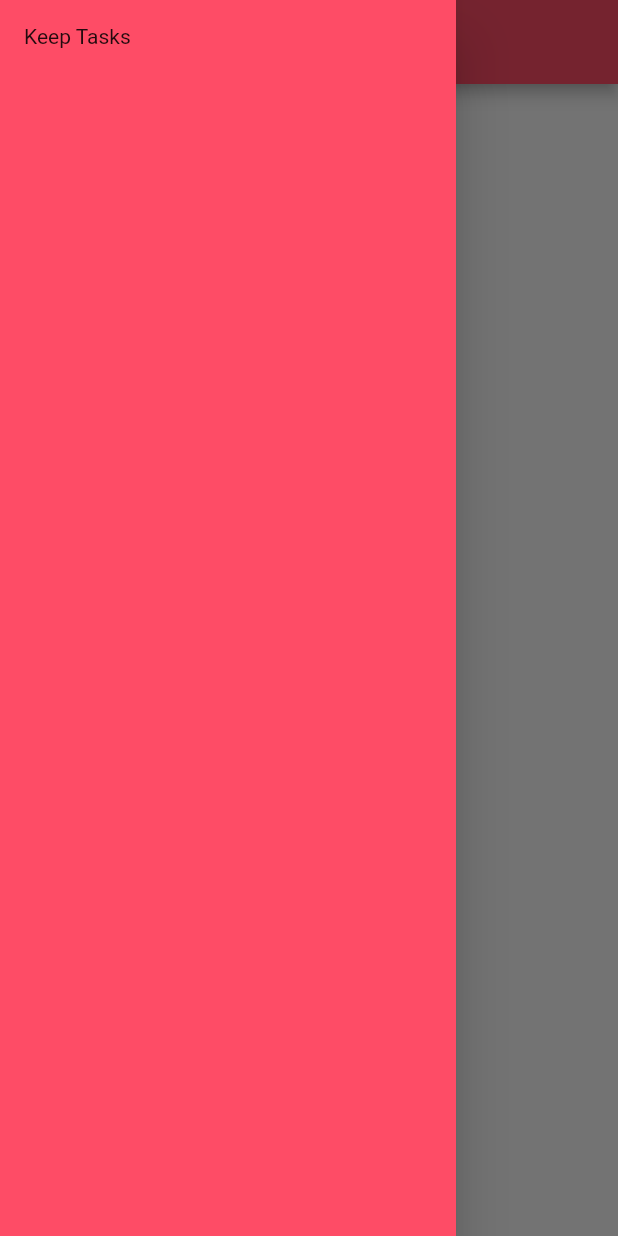
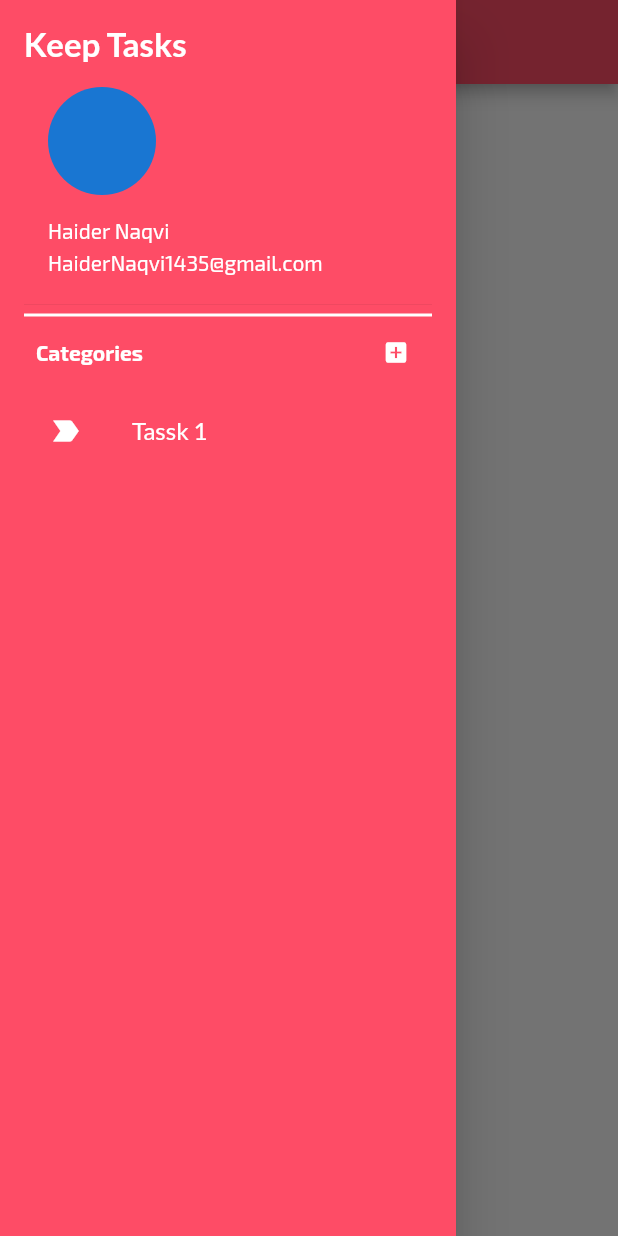
Before and after one commit to HaiderNaqvi1435/keep_tasks, a Flutter app: the screen it shows after launch, with the side drawer open, on a phone screen of 412 x 824 dp. Run offline on Flutter 3.47's test engine with Material 2 defaults, Android fonts, the phone set to English and light mode, and no system bars; our stand-ins replace google_fonts.

Commit message:
utils added

```diff
--- a/lib/Core/Classes/Themes/MyTheme.dart
+++ b/lib/Core/Classes/Themes/MyTheme.dart
@@ -1,8 +1,9 @@
 import 'package:flutter/material.dart';
+import 'package:google_fonts/google_fonts.dart';
 
 class MyThemes {
   static ThemeData get MyTheme => ThemeData(
-
+        fontFamily: GoogleFonts.lato().fontFamily,
         colorScheme: const ColorScheme(
             brightness: Brightness.light,
             primary: const Color.fromARGB(255, 254, 76, 102),
--- a/lib/Core/Classes/Themes/Utils.dart
+++ b/lib/Core/Classes/Themes/Utils.dart
@@ -1,7 +1,37 @@
+import 'package:flutter/cupertino.dart';
+import 'package:flutter/material.dart';
+import 'package:google_fonts/google_fonts.dart';
+
 class Utils {
+  static TextStyle appName() {
+    return TextStyle(
+      color: Colors.white,
+      fontSize: 22,
+      fontWeight: FontWeight.bold,
+    );
+  }
 
+  static TextStyle normalText({
+    Color? color,
+    double? size,
+  }) {
+    return TextStyle(
+      color: color ?? Colors.white,
+      fontSize: size ?? 16,
+      // fontWeight: FontWeight.bold,
+    );
+  }
 
-
-
-
+  static TextStyle metaText({
+    bool bold = false,
+    Color? color,
+    double? size,
+  }) {
+    return TextStyle(
+      fontFamily: GoogleFonts.exo2().fontFamily,
+      color: color ?? Colors.white,
+      fontSize: size ?? 14,
+      fontWeight: bold ? FontWeight.bold : FontWeight.normal,
+    );
+  }
 }
--- a/lib/UI/Pages/Items/Drawer.dart
+++ b/lib/UI/Pages/Items/Drawer.dart
@@ -1,4 +1,5 @@
 import 'package:flutter/material.dart';
+import 'package:keep_tasks/Core/Classes/Themes/Utils.dart';
 
 import '../../../Core/Classes/Themes/MyTheme.dart';
 
@@ -23,7 +24,61 @@ class _MyDrawerState extends State<MyDrawer> {
               child: Column(
             crossAxisAlignment: CrossAxisAlignment.start,
             children: [
-              Text("Keep Tasks"),
+              Text(
+                "Keep Tasks",
+                style: Utils.appName(),
+              ),
+              Container(
+                child: UserAccountsDrawerHeader(
+                    currentAccountPicture: CircleAvatar(),
+                    accountEmail: Text(
+                      "HaiderNaqvi1435@gmail.com",
+                      style: Utils.metaText(),
+                    ),
+                    accountName: Text(
+                      "Haider Naqvi",
+                      style: Utils.metaText(),
+                    )),
+              ),
+              Divider(
+                height: 0,
+                color: MyThemes.MyTheme.colorScheme.onPrimary,
+                thickness: 2,
+              ),
+              Row(
+                mainAxisAlignment: MainAxisAlignment.spaceBetween,
+                children: [
+                  SizedBox(width: 8),
+                  Expanded(
+                    child: Text(
+                      "Categories",
+                      style: Utils.metaText(bold: true),
+                    ),
+                  ),
+                  IconButton(
+                    onPressed: () {},
+                    icon: Icon(
+                      Icons.add_box,
+                      color: MyThemes.MyTheme.colorScheme.onPrimary,
+                      size: 18,
+                    ),
+                  )
+                ],
+              ),
+              Column(
+                children: [
+                  ListTile(
+                    iconColor: MyThemes.MyTheme.colorScheme.onPrimary,
+                    leading: Icon(
+                      Icons.label_important,
+                    ),
+                    title: Text(
+                      "Tassk 1 ",
+                      style: Utils.normalText(),
+                    ),
+                  )
+                ],
+              ),
             ],
           )),
         ],
```
